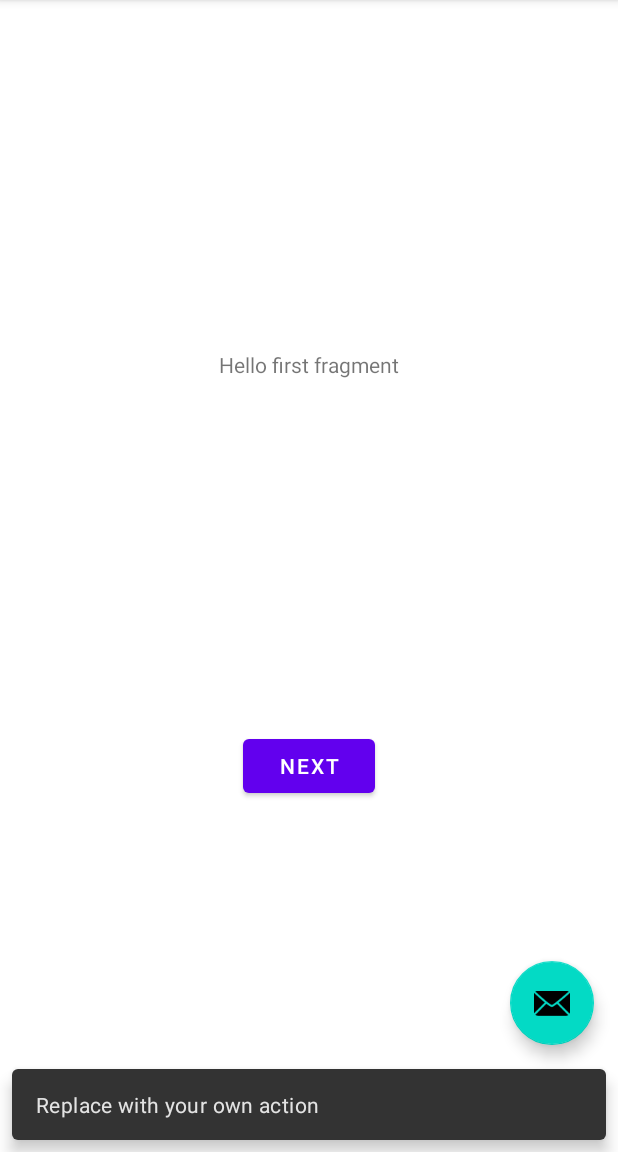
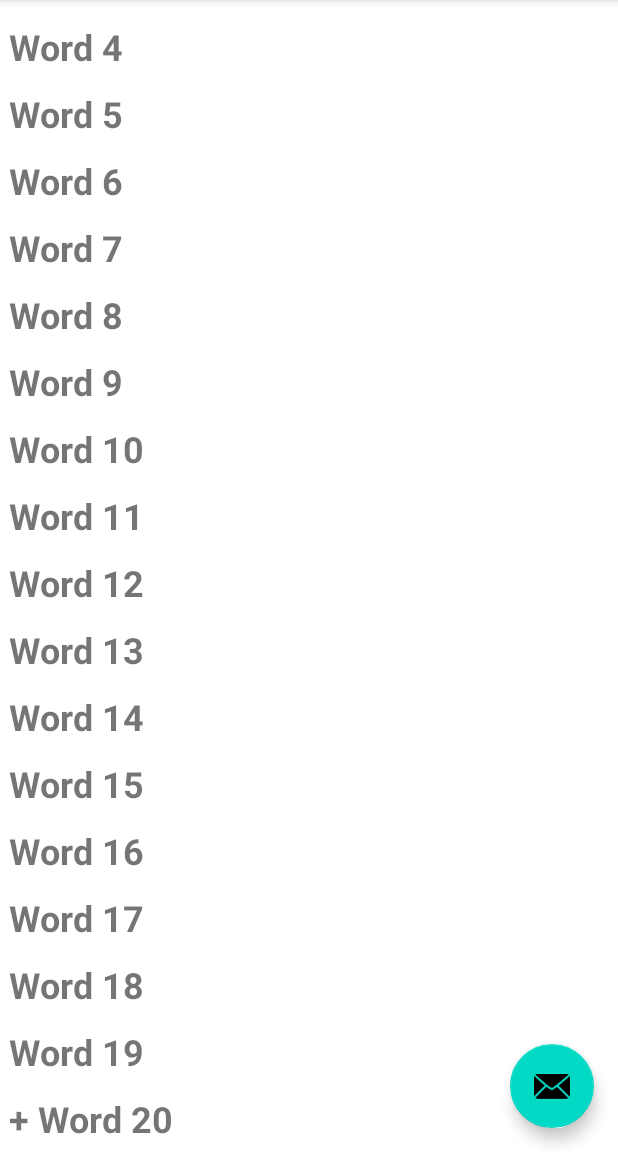
Before and after one commit to RahimGopali1/RecyclerView, an Android app: the screen it shows after launch (MainActivity), after a tap on an icon or button, on a phone screen of 412 x 824 dp, the part 84-1236 px from its top. Run offline under Robolectric (Android 15) with nearby library versions, the phone set to English and light mode, and no system bars.

Commit message:
Task 2 Completed

```diff
--- a/app/src/main/java/com/example/recycleview/MainActivity.java
+++ b/app/src/main/java/com/example/recycleview/MainActivity.java
@@ -7,6 +7,8 @@ import com.google.android.material.snackbar.Snackbar;
 
 import androidx.appcompat.app.AppCompatActivity;
 import androidx.appcompat.widget.Toolbar;
+import androidx.recyclerview.widget.LinearLayoutManager;
+import androidx.recyclerview.widget.RecyclerView;
 
 import android.view.View;
 
@@ -16,7 +18,11 @@ import android.view.MenuItem;
 import java.util.LinkedList;
 
 public class MainActivity extends AppCompatActivity {
+
     private final LinkedList<String> mWordList = new LinkedList<>();
+
+    private RecyclerView mRecyclerView;
+    private WordListAdapter mAdapter;
 
     @Override
     protected void onCreate(Bundle savedInstanceState) {
@@ -25,18 +31,33 @@ public class MainActivity extends AppCompatActivity {
         Toolbar toolbar = findViewById(R.id.toolbar);
         setSupportActionBar(toolbar);
 
+        FloatingActionButton fab = findViewById(R.id.fab);
+        fab.setOnClickListener(new View.OnClickListener() {
+            @Override
+            public void onClick(View view) {
+                int wordListSize = mWordList.size();
+                // Add a new word to the wordList.
+                mWordList.addLast("+ Word " + wordListSize);
+                // Notify the adapter, that the data has changed.
+                mRecyclerView.getAdapter().notifyItemInserted(wordListSize);
+                // Scroll to the bottom.
+                mRecyclerView.smoothScrollToPosition(wordListSize);
+            }
+        });
+
+        // Put initial data into the word list.
         for (int i = 0; i < 20; i++) {
             mWordList.addLast("Word " + i);
         }
 
-        FloatingActionButton fab = findViewById(R.id.fab);
-        fab.setOnClickListener(new View.OnClickListener() {
-            @Override
-            public void onClick(View view) {
-                Snackbar.make(view, "Replace with your own action", Snackbar.LENGTH_LONG)
-                        .setAction("Action", null).show();
-            }
-        });
+        // Create recycler view.
+        mRecyclerView = findViewById(R.id.recyclerview);
+        // Create an adapter and supply the data to be displayed.
+        mAdapter = new WordListAdapter(this, mWordList);
+        // Connect the adapter with the recycler view.
+        mRecyclerView.setAdapter(mAdapter);
+        // Give the recycler view a default layout manager.
+        mRecyclerView.setLayoutManager(new LinearLayoutManager(this));
     }
 
     @Override
@@ -46,6 +67,12 @@ public class MainActivity extends AppCompatActivity {
         return true;
     }
 
+    /**
+     * Handles app bar item clicks.
+     *
+     * @param item Item clicked.
+     * @return True if one of the defined items was clicked.
+     */
     @Override
     public boolean onOptionsItemSelected(MenuItem item) {
         // Handle action bar item clicks here. The action bar will
@@ -53,6 +80,8 @@ public class MainActivity extends AppCompatActivity {
         // as you specify a parent activity in AndroidManifest.xml.
         int id = item.getItemId();
 
+        // This comment suppresses the Android Studio warning about simplifying
+        // the return statements.
         //noinspection SimplifiableIfStatement
         if (id == R.id.action_settings) {
             return true;
--- /dev/null
+++ b/app/src/main/java/com/example/recycleview/WordListAdapter.java
@@ -0,0 +1,73 @@
+package com.example.recycleview;
+
+import android.content.Context;
+import android.content.Context;
+import android.view.LayoutInflater;
+import android.view.View;
+import android.view.ViewGroup;
+import android.widget.TextView;
+
+import androidx.annotation.NonNull;
+import androidx.recyclerview.widget.RecyclerView;
+
+import java.util.LinkedList;
+
+public class WordListAdapter extends
+        RecyclerView.Adapter<WordListAdapter.WordViewHolder> {
+
+    private final LinkedList<String> mWordList;
+    private final LayoutInflater mInflater;
+
+    class WordViewHolder extends RecyclerView.ViewHolder
+            implements View.OnClickListener {
+        public final TextView wordItemView;
+        final WordListAdapter mAdapter;
+
+        public WordViewHolder(View itemView, WordListAdapter adapter) {
+            super(itemView);
+            wordItemView = itemView.findViewById(R.id.word);
+            this.mAdapter = adapter;
+            itemView.setOnClickListener(this);
+        }
+
+        @Override
+        public void onClick(View view) {
+
+            int mPosition = getLayoutPosition();
+
+            String element = mWordList.get(mPosition);
+
+            mWordList.set(mPosition, "Clicked! " + element);
+
+            mAdapter.notifyDataSetChanged();
+        }
+    }
+
+    public WordListAdapter(Context context, LinkedList<String> wordList) {
+        mInflater = LayoutInflater.from(context);
+        this.mWordList = wordList;
+    }
+
+    @Override
+    public WordListAdapter.WordViewHolder onCreateViewHolder(ViewGroup parent,
+                                                             int viewType) {
+        // Inflate an item view.
+        View mItemView = mInflater.inflate(
+                R.layout.wordlist_item, parent, false);
+        return new WordViewHolder(mItemView, this);
+    }
+
+    @Override
+    public void onBindViewHolder(WordListAdapter.WordViewHolder holder,
+                                 int position) {
+        // Retrieve the data for that position.
+        String mCurrent = mWordList.get(position);
+        // Add the data to the view holder.
+        holder.wordItemView.setText(mCurrent);
+    }
+
+    @Override
+    public int getItemCount() {
+        return mWordList.size();
+    }
+}
--- a/app/src/main/res/layout/content_main.xml
+++ b/app/src/main/res/layout/content_main.xml
@@ -1,19 +1,15 @@
 <?xml version="1.0" encoding="utf-8"?>
-<androidx.constraintlayout.widget.ConstraintLayout xmlns:android="http://schemas.android.com/apk/res/android"
+<androidx.constraintlayout.widget.ConstraintLayout
+    xmlns:android="http://schemas.android.com/apk/res/android"
     xmlns:app="http://schemas.android.com/apk/res-auto"
     android:layout_width="match_parent"
     android:layout_height="match_parent"
     app:layout_behavior="@string/appbar_scrolling_view_behavior">
 
-    <fragment
-        android:id="@+id/nav_host_fragment"
-        android:name="androidx.navigation.fragment.NavHostFragment"
-        android:layout_width="0dp"
-        android:layout_height="0dp"
-        app:defaultNavHost="true"
-        app:layout_constraintBottom_toBottomOf="parent"
-        app:layout_constraintLeft_toLeftOf="parent"
-        app:layout_constraintRight_toRightOf="parent"
-        app:layout_constraintTop_toTopOf="parent"
-        app:navGraph="@navigation/nav_graph" />
+    <androidx.recyclerview.widget.RecyclerView
+        android:id="@+id/recyclerview"
+        android:layout_width="match_parent"
+        android:layout_height="match_parent">
+    </androidx.recyclerview.widget.RecyclerView>
+
 </androidx.constraintlayout.widget.ConstraintLayout>
--- /dev/null
+++ b/app/src/main/res/layout/wordlist_item.xml
@@ -0,0 +1,14 @@
+<?xml version="1.0" encoding="utf-8"?>
+<LinearLayout
+    xmlns:android="http://schemas.android.com/apk/res/android"
+    android:layout_width="match_parent"
+    android:layout_height="wrap_content"
+    android:orientation="vertical"
+    android:padding="6dp">
+
+    <TextView
+        android:id="@+id/word"
+        style="@style/word_title">
+    </TextView>
+
+</LinearLayout>
--- /dev/null
+++ b/app/src/main/res/values/styles.xml
@@ -0,0 +1,10 @@
+<?xml version="1.0" encoding="utf-8"?>
+<resources>
+
+    <style name="word_title">
+        <item name="android:layout_width">match_parent</item>
+        <item name="android:layout_height">wrap_content</item>
+        <item name="android:textSize">24dp</item>
+        <item name="android:textStyle">bold</item>
+    </style>
+</resources>
```
Also changed, not shown: 2 other files.
